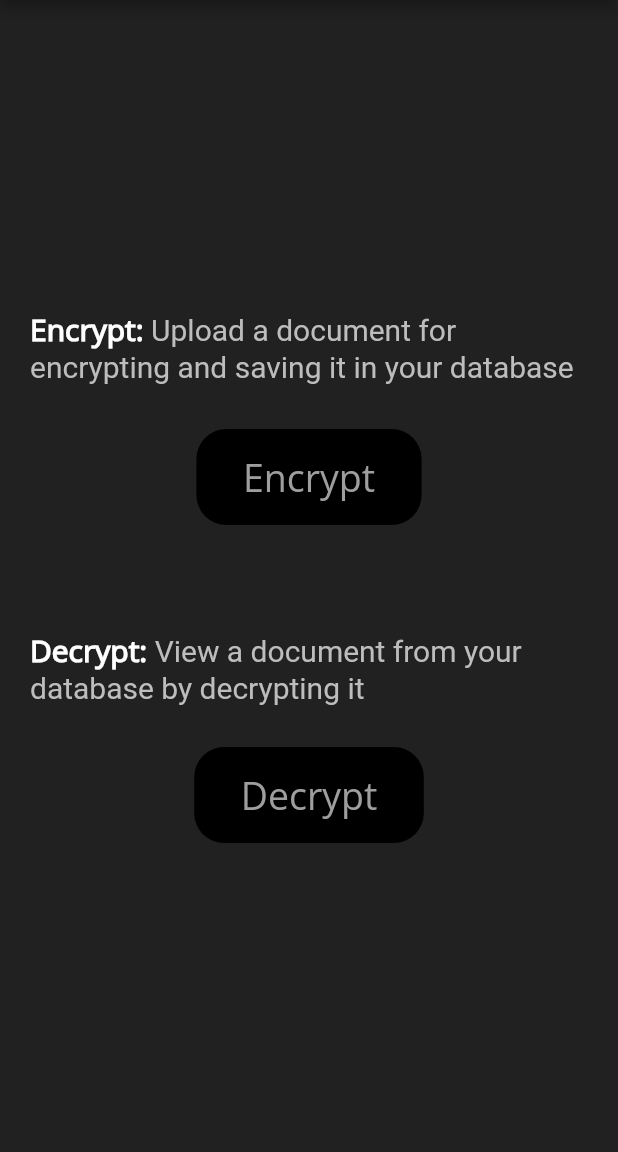
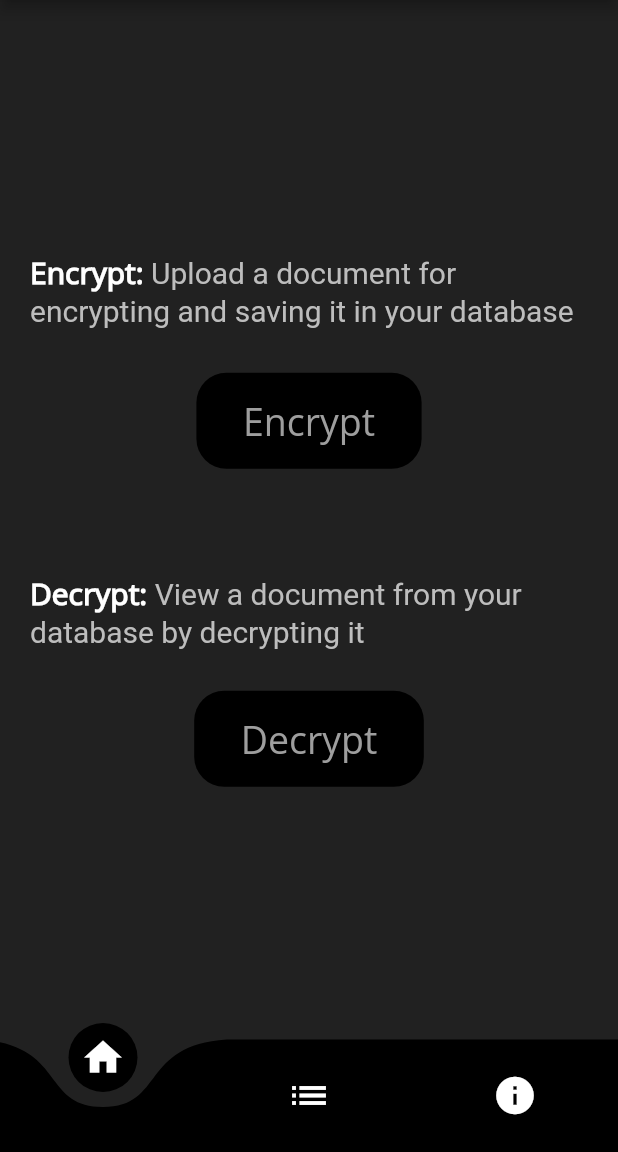
Before and after one commit to sooraj29/Encrypto_Decrypto, a Flutter app: the screen it shows after launch, on a phone screen of 412 x 824 dp, the part 84-1236 px from its top. Run offline on Flutter 3.47's test engine with Material 2 defaults, Android fonts, the light colour scheme and no system bars; drawn by our look-alikes of curved_navigation_bar; our stand-ins replace flutter_spinkit; Roboto replaces fonts that are missing (Open-sans).

Commit message:
added nav bar

```diff
--- a/lib/Pages/home.dart
+++ b/lib/Pages/home.dart
@@ -1,6 +1,7 @@
 // ignore_for_file: prefer_const_constructors
 import 'package:flutter/cupertino.dart';
 import 'package:flutter/material.dart';
+import 'package:curved_navigation_bar/curved_navigation_bar.dart';
 
 class Home extends StatefulWidget {
   const Home({Key? key}) : super(key: key);
@@ -29,7 +30,20 @@ class _HomeState extends State<Home> {
   @override
   Widget build(BuildContext context) {
     return MaterialApp(
+      debugShowCheckedModeBanner: false,
       home: Scaffold(
+        bottomNavigationBar: CurvedNavigationBar(
+          color: Colors.black,
+          backgroundColor: (Colors.grey[900])!,
+          items: <Widget>[
+            Icon(Icons.home, size: 30, color:Colors.white),
+            Icon(Icons.list, size: 30, color:Colors.white),
+            Icon(Icons.info, size: 30, color:Colors.white),
+          ],
+          onTap: (index) {
+            //Handle button tap
+          },
+        ),
         backgroundColor: Colors.grey[900],
         appBar: AppBar(
 
@@ -45,7 +59,8 @@ class _HomeState extends State<Home> {
             ),
           ),
         ),
-        body: Center(
+        body: PageView(
+          children: [Center(
             child: Column(
               mainAxisAlignment: MainAxisAlignment.center,
               children: [
@@ -156,6 +171,7 @@ class _HomeState extends State<Home> {
               ],
 
               ),
+          ),Container()],
         ),
       ),
     );
--- a/pubspec.yaml
+++ b/pubspec.yaml
@@ -35,6 +35,7 @@ dependencies:
   # Use with the CupertinoIcons class for iOS style icons.
   cupertino_icons: ^1.0.2
   flutter_spinkit: ^5.1.0
+  curved_navigation_bar: ^1.0.1
 
 dev_dependencies:
   flutter_test:
```
Also changed, not shown: pubspec.lock. Lines whose indentation alone changed are shown as unchanged.
